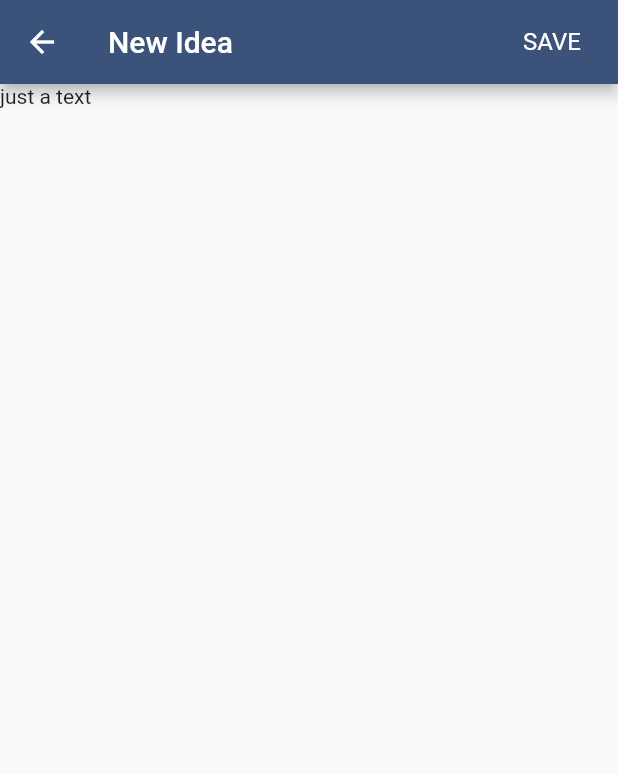
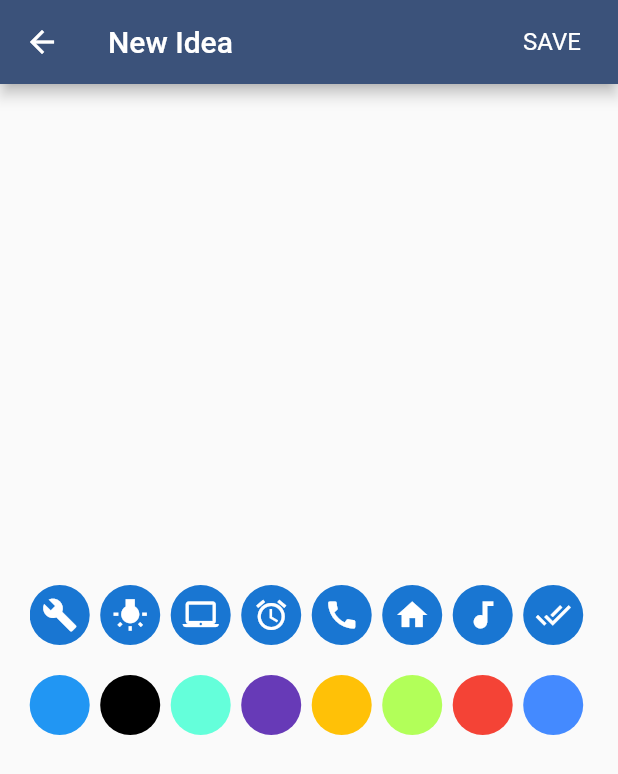
Before and after one commit to JBDionisio/flutter-organization_app, a Flutter app: the IdeasList screen opened directly, on a phone screen of 412 x 824 dp. Shown: the top 774 px of the screen. Run offline on Flutter 3.47's test engine with Material 2 defaults, Android fonts, the phone set to English and light mode, and no system bars.

Commit message:
# 1 beta template of icons and idea colors

```diff
--- a/lib/screens/home.dart
+++ b/lib/screens/home.dart
@@ -78,7 +78,7 @@ class _HomeState extends State<Home> {
               iconSize: 30.0,
               icon: ImageIcon(AssetImage("assets/icons/checklist.png")),
               onPressed: () {},
-            )
+            ),
           ],
         ),
       ),
--- a/lib/screens/popups/ideasList.dart
+++ b/lib/screens/popups/ideasList.dart
@@ -27,7 +27,111 @@ class _IdeasListState extends State<IdeasList> {
                       .copyWith(color: Colors.white))),
         ],
       ),
-      body: new Text("just a text"),
+      body: Center(
+        child: Column(
+          mainAxisAlignment: MainAxisAlignment.center,
+          children: <Widget>[
+            new Stack(
+              alignment: Alignment.center,
+              children: <Widget>[
+                new Container(
+                  height: 60.0,
+                  padding: EdgeInsets.only(left: 19.8, right:19.8),
+                  child: _icons(),
+                )
+              ],
+            ),
+            new Stack(
+              children: <Widget>[
+                new Container(
+                  height: 60.0,
+                  padding: EdgeInsets.only(left: 19.8, right:19.8),
+                  child: _colors(),
+                )
+              ],
+            )
+          ],
+        ),
+      )
     );
   }
+
+  Widget _icons() {
+    return ListView(
+      scrollDirection: Axis.horizontal,
+      children: <Widget>[
+        CircleAvatar(
+            child: Icon(Icons.build)
+        ),
+        SizedBox(width: 7.0,),
+        CircleAvatar(
+            child: Icon(Icons.wb_incandescent)
+        ),
+        SizedBox(width: 7.0,),
+        CircleAvatar(
+            child: Icon(Icons.laptop_mac)
+        ),
+        SizedBox(width: 7.0,),
+        CircleAvatar(
+            child: Icon(Icons.alarm)
+        ),
+        SizedBox(width: 7.0,),
+        CircleAvatar(
+            child: Icon(Icons.call)
+        ),
+        SizedBox(width: 7.0,),
+        CircleAvatar(
+            child: Icon(Icons.home)
+        ),
+        SizedBox(width: 7.0,),
+        CircleAvatar(
+            child: Icon(Icons.audiotrack)
+        ),
+        SizedBox(width: 7.0,),
+        CircleAvatar(
+            child: Icon(Icons.done_all)
+        ),
+        SizedBox(width: 7.0,),
+      ],
+    );
+  }
+  Widget _colors() {
+    return ListView(
+      scrollDirection: Axis.horizontal,
+      children: <Widget>[
+        CircleAvatar(
+            backgroundColor: Colors.blue,
+        ),
+        SizedBox(width: 7.0,),
+        CircleAvatar(
+          backgroundColor: Colors.black,
+        ),
+        SizedBox(width: 7.0,),
+        CircleAvatar(
+          backgroundColor: Colors.tealAccent,
+        ),
+        SizedBox(width: 7.0,),
+        CircleAvatar(
+          backgroundColor: Colors.deepPurple,
+        ),
+        SizedBox(width: 7.0,),
+        CircleAvatar(
+          backgroundColor: Colors.amber,
+        ),
+        SizedBox(width: 7.0,),
+        CircleAvatar(
+          backgroundColor: Colors.lightGreenAccent,
+        ),
+        SizedBox(width: 7.0,),
+        CircleAvatar(
+          backgroundColor: Colors.red,
+        ),
+        SizedBox(width: 7.0,),
+        CircleAvatar(
+          backgroundColor: Colors.blueAccent,
+        ),
+      ],
+    );
+  }
+
 }
```
Also changed, not shown: 3 other files.
